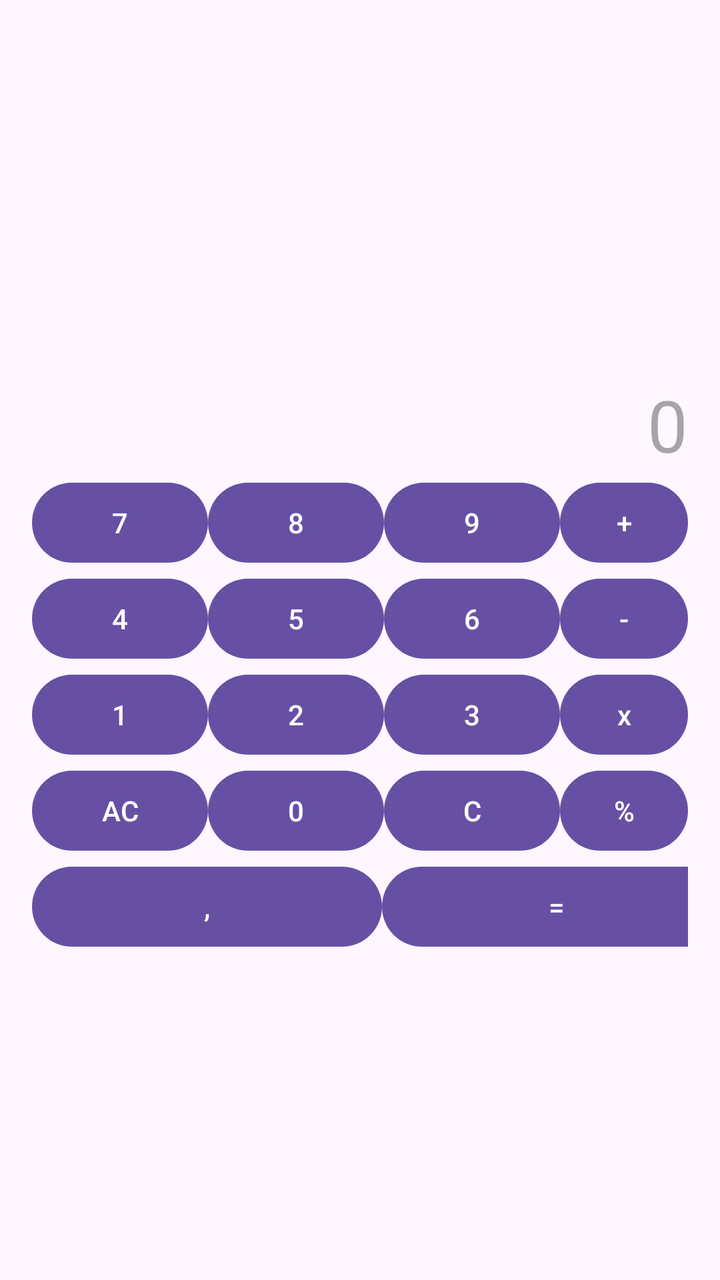
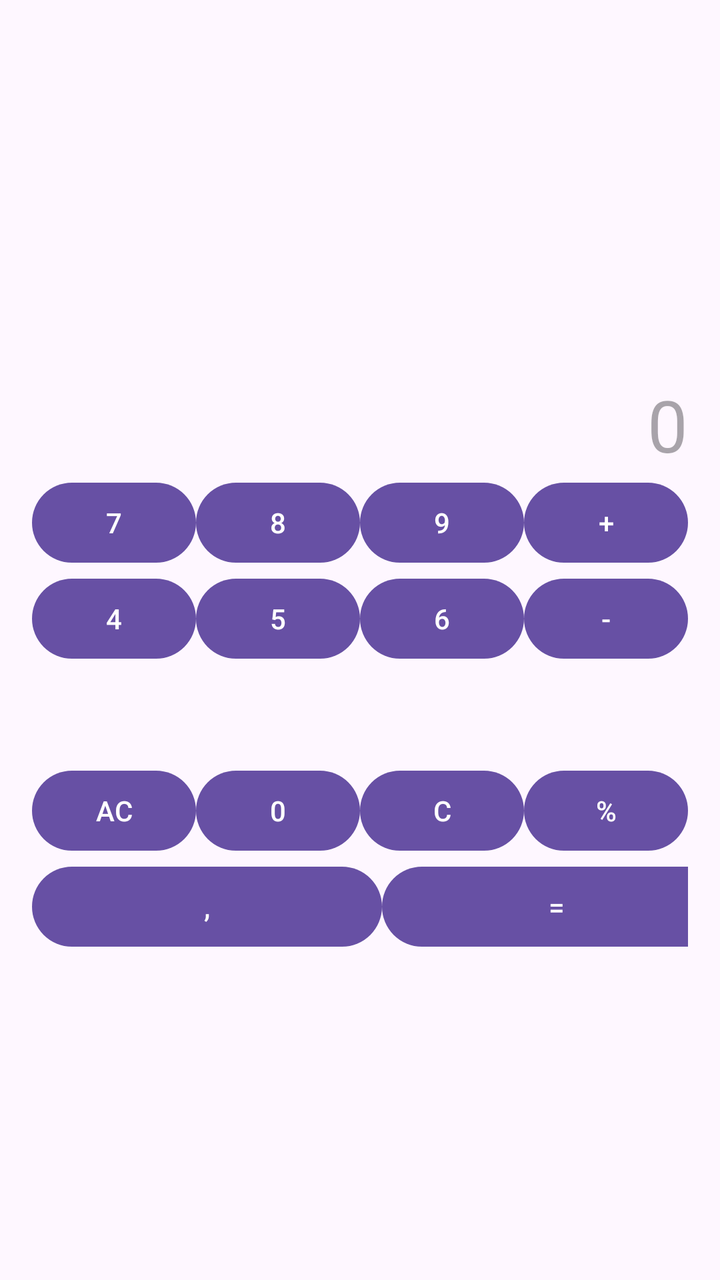

Before-and-after screenshots of an Android layout around one commit, followed by the original layout XML and the change that was made.
<!-- AndroidManifest.xml: application theme Theme.CalculadoraBasica -->
<!-- res/layout/activity_main.xml -->
<?xml version="1.0" encoding="utf-8"?>
<LinearLayout
    xmlns:android="http://schemas.android.com/apk/res/android"
    xmlns:tools="http://schemas.android.com/tools"
    android:id="@+id/main"
    android:layout_width="match_parent"
    android:layout_height="match_parent"
    android:orientation="vertical"
    android:gravity="center"
    android:padding="16dp"
    tools:context=".MainActivity">

    <TextView
        android:id="@+id/txtViewOperacion"
        android:layout_width="match_parent"
        android:layout_height="25dp"
        android:gravity="end|center_vertical"
        android:textSize="18sp"
        android:textColor="#888888"
        />
    <TextView
        android:id="@+id/txtViewNumeros"
        android:layout_width="match_parent"
        android:layout_height="50dp"
        android:gravity="end|center_vertical"
        android:hint="0"
        android:textSize="36sp"
        />

    <LinearLayout
        android:layout_width="match_parent"
        android:layout_height="wrap_content"
        android:orientation="horizontal">
        <Button
            android:id="@+id/button7"
            android:layout_width="wrap_content"
            android:layout_height="wrap_content"
            android:text="7"/>
        <Button
            android:id="@+id/button8"
            android:layout_width="wrap_content"
            android:layout_height="wrap_content"
            android:text="8"/>
        <Button
            android:id="@+id/button9"
            android:layout_width="wrap_content"
            android:layout_height="wrap_content"
            android:text="9"/>
            <Button
            android:id="@+id/buttonSumar"
            android:layout_width="wrap_content"
            android:layout_height="wrap_content"
            android:text="+"/>
    </LinearLayout>
    <LinearLayout
        android:layout_width="match_parent"
        android:layout_height="wrap_content"
        android:orientation="horizontal">
        <Button
            android:id="@+id/button4"
            android:layout_width="wrap_content"
            android:layout_height="wrap_content"
            android:text="4"/>
        <Button
            android:id="@+id/button5"
            android:layout_width="wrap_content"
            android:layout_height="wrap_content"
            android:text="5"/>
        <Button
            android:id="@+id/button6"
            android:layout_width="wrap_content"
            android:layout_height="wrap_content"
            android:text="6"/>
        <Button
            android:id="@+id/buttonRestar"
            android:layout_width="wrap_content"
            android:layout_height="wrap_content"
            android:text="-"/>
    </LinearLayout>
    <LinearLayout
        android:layout_width="match_parent"
        android:layout_height="wrap_content"
        android:orientation="horizontal">
        <Button
            android:id="@+id/button1"
            android:layout_width="wrap_content"
            android:layout_height="wrap_content"
            android:text="1"/>
        <Button
            android:id="@+id/button2"
            android:layout_width="wrap_content"
            android:layout_height="wrap_content"
            android:text="2"/>
        <Button
            android:id="@+id/button3"
            android:layout_width="wrap_content"
            android:layout_height="wrap_content"
            android:text="3"/>
        <Button
            android:id="@+id/buttonMultiplicar"
            android:layout_width="wrap_content"
            android:layout_height="wrap_content"
            android:text="x"/>
    </LinearLayout>
    <LinearLayout
        android:layout_width="match_parent"
        android:layout_height="wrap_content"
        android:orientation="horizontal">
        <Button
            android:id="@+id/buttonAC"
            android:layout_width="wrap_content"
            android:layout_height="wrap_content"
            android:text="AC"/>
        <Button
            android:id="@+id/button0"
            android:layout_width="wrap_content"
            android:layout_height="wrap_content"
            android:text="0"/>
        <Button
            android:id="@+id/buttonC"
            android:layout_width="wrap_content"
            android:layout_height="wrap_content"
            android:text="C"/>
        <Button
            android:id="@+id/buttonDividir"
            android:layout_width="wrap_content"
            android:layout_height="wrap_content"
            android:text="%"/>
    </LinearLayout>
    <LinearLayout
        android:layout_width="match_parent"
        android:layout_height="wrap_content"
        android:orientation="horizontal">
        <Button
            android:id="@+id/buttonComa"
            android:layout_width="175dp"
            android:layout_height="wrap_content"
            android:text=","/>
        <Button
            android:id="@+id/buttonIgual"
            android:layout_width="175dp"
            android:layout_height="wrap_content"
            android:text="="/>
    </LinearLayout>
</LinearLayout>
<!-- resources referenced by this layout -->
<resources>
  <style name="Theme.CalculadoraBasica" parent="Base.Theme.CalculadoraBasica" />
  <style name="Base.Theme.CalculadoraBasica" parent="Theme.Material3.DayNight.NoActionBar">
          
          
      </style>
</resources>

<!-- the commit's change to res/layout/activity_main.xml (unified diff, before → after) -->
@@ -33,24 +33,28 @@
         android:orientation="horizontal">
         <Button
             android:id="@+id/button7"
-            android:layout_width="wrap_content"
+            android:layout_width="0dp"
             android:layout_height="wrap_content"
-            android:text="7"/>
+            android:layout_weight="1"
+            android:text="7" />
         <Button
             android:id="@+id/button8"
-            android:layout_width="wrap_content"
+            android:layout_width="0dp"
             android:layout_height="wrap_content"
-            android:text="8"/>
+            android:layout_weight="1"
+            android:text="8" />
         <Button
             android:id="@+id/button9"
-            android:layout_width="wrap_content"
+            android:layout_width="0dp"
             android:layout_height="wrap_content"
-            android:text="9"/>
-            <Button
+            android:layout_weight="1"
+            android:text="9" />
+        <Button
             android:id="@+id/buttonSumar"
-            android:layout_width="wrap_content"
+            android:layout_width="0dp"
             android:layout_height="wrap_content"
-            android:text="+"/>
+            android:layout_weight="1"
+            android:text="+" />
     </LinearLayout>
     <LinearLayout
         android:layout_width="match_parent"
@@ -58,48 +62,56 @@
         android:orientation="horizontal">
         <Button
             android:id="@+id/button4"
-            android:layout_width="wrap_content"
+            android:layout_width="0dp"
             android:layout_height="wrap_content"
+            android:layout_weight="1"
             android:text="4"/>
         <Button
             android:id="@+id/button5"
-            android:layout_width="wrap_content"
+            android:layout_width="0dp"
             android:layout_height="wrap_content"
+            android:layout_weight="1"
             android:text="5"/>
         <Button
             android:id="@+id/button6"
-            android:layout_width="wrap_content"
+            android:layout_width="0dp"
             android:layout_height="wrap_content"
+            android:layout_weight="1"
             android:text="6"/>
         <Button
             android:id="@+id/buttonRestar"
-            android:layout_width="wrap_content"
+            android:layout_width="0dp"
             android:layout_height="wrap_content"
+            android:layout_weight="1"
             android:text="-"/>
     </LinearLayout>
     <LinearLayout
-        android:layout_width="match_parent"
+        android:layout_width="0dp"
         android:layout_height="wrap_content"
         android:orientation="horizontal">
         <Button
             android:id="@+id/button1"
-            android:layout_width="wrap_content"
+            android:layout_width="0dp"
             android:layout_height="wrap_content"
+            android:layout_weight="1"
             android:text="1"/>
         <Button
             android:id="@+id/button2"
-            android:layout_width="wrap_content"
+            android:layout_width="0dp"
             android:layout_height="wrap_content"
+            android:layout_weight="1"
             android:text="2"/>
         <Button
             android:id="@+id/button3"
-            android:layout_width="wrap_content"
+            android:layout_width="0dp"
             android:layout_height="wrap_content"
+            android:layout_weight="1"
             android:text="3"/>
         <Button
             android:id="@+id/buttonMultiplicar"
-            android:layout_width="wrap_content"
+            android:layout_width="0dp"
             android:layout_height="wrap_content"
+            android:layout_weight="1"
             android:text="x"/>
     </LinearLayout>
     <LinearLayout
@@ -108,23 +120,27 @@
         android:orientation="horizontal">
         <Button
             android:id="@+id/buttonAC"
-            android:layout_width="wrap_content"
+            android:layout_width="0dp"
             android:layout_height="wrap_content"
+            android:layout_weight="1"
             android:text="AC"/>
         <Button
             android:id="@+id/button0"
-            android:layout_width="wrap_content"
+            android:layout_width="0dp"
             android:layout_height="wrap_content"
+            android:layout_weight="1"
             android:text="0"/>
         <Button
             android:id="@+id/buttonC"
-            android:layout_width="wrap_content"
+            android:layout_width="0dp"
             android:layout_height="wrap_content"
+            android:layout_weight="1"
             android:text="C"/>
         <Button
             android:id="@+id/buttonDividir"
-            android:layout_width="wrap_content"
+            android:layout_width="0dp"
             android:layout_height="wrap_content"
+            android:layout_weight="1"
             android:text="%"/>
     </LinearLayout>
     <LinearLayout
